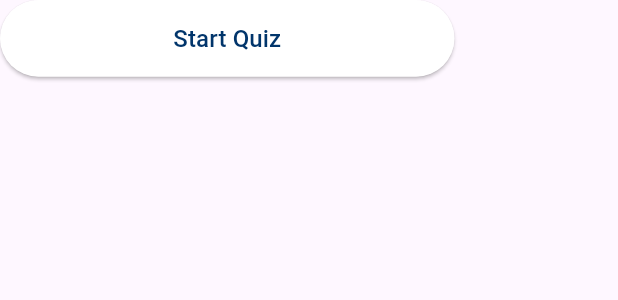
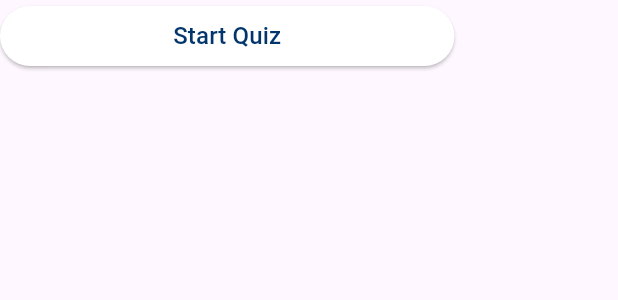
Before and after one commit to kirushanth05/quiz_application, a Flutter app: the CustomElevatedButton widget shown alone on an empty page, opened directly, on a phone screen of 412 x 824 dp. Shown: the top 300 px of the screen. Run offline on Flutter 3.47's test engine with Material 3 defaults, Android fonts, the phone set to English and light mode, and no system bars; our stand-ins replace gap.

Commit message:
minor style adjustments.

```diff
--- a/lib/components/custom_elevated_button.dart
+++ b/lib/components/custom_elevated_button.dart
@@ -2,30 +2,33 @@ import 'package:flutter/material.dart';
 
 class CustomElevatedButton extends StatelessWidget {
   const CustomElevatedButton(
-    this.buttonText,{
+    this.buttonText, {
     super.key,
   });
 
+  final String buttonText;
 
-final String buttonText;
   @override
   Widget build(BuildContext context) {
     return SizedBox(
-      height: 51.19,
       width: 303,
       child: ElevatedButton(
         style: ElevatedButton.styleFrom(
           backgroundColor: Colors.white,
         ),
         onPressed: () {},
+        child: Padding(
+          padding: const EdgeInsets.symmetric(horizontal: 12.0, vertical: 4),
           child: Text(
             buttonText,
             style: const TextStyle(
               color: Color(0xff01356B),
               fontSize: 16,
-          )
-        )
-      )
+            ),
+            textAlign: TextAlign.center,
+          ),
+        ),
+      ),
     );
   }
 }
```
Lines whose indentation alone changed are shown as unchanged.
